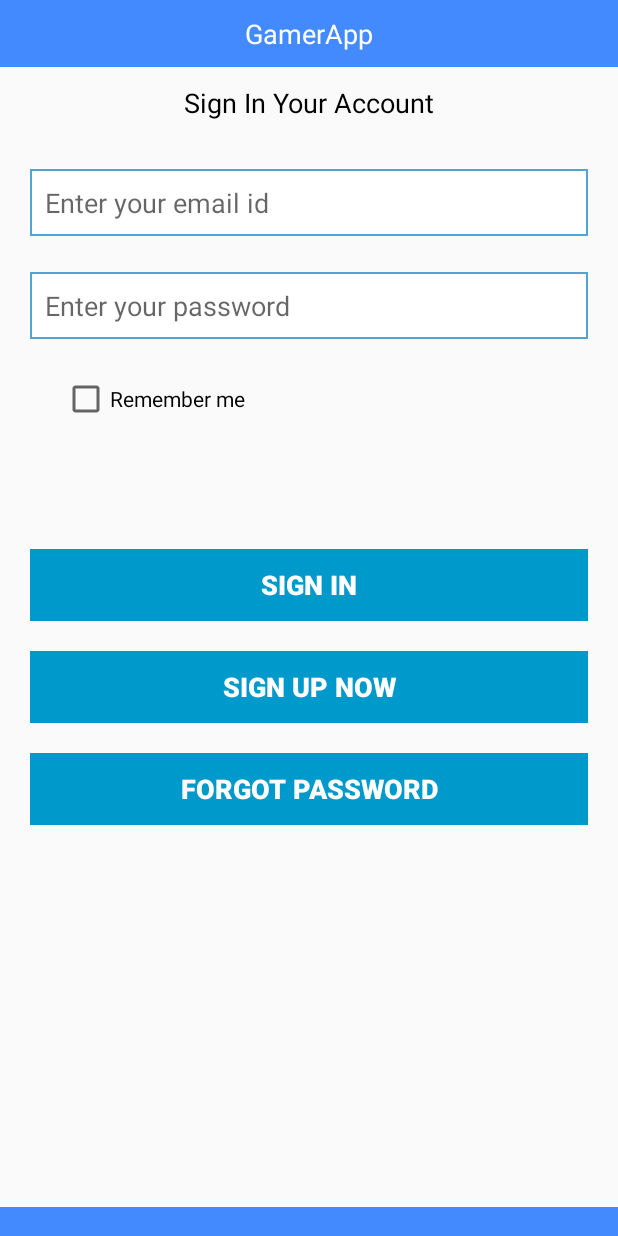
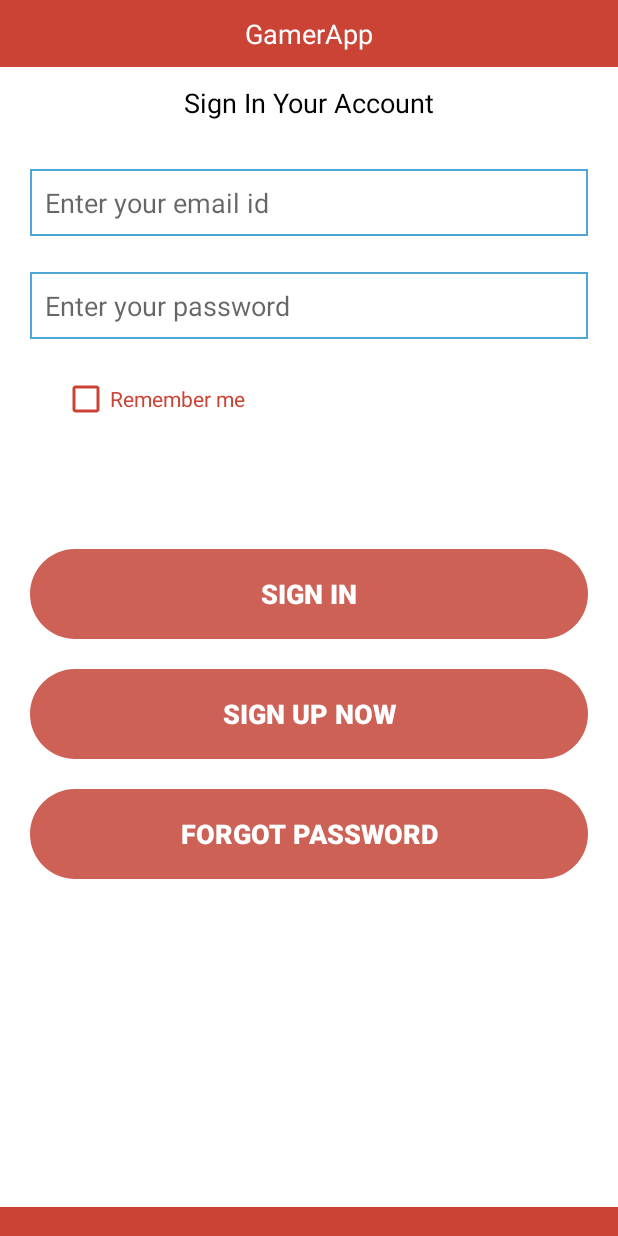
Before and after one commit to samirthaker2020/GamerApp1.0, an Android app: the screen it shows after launch (LoginActivity), on a phone screen of 412 x 824 dp. Run offline under Robolectric (Android 15) with nearby library versions, the phone set to English and light mode, and no system bars; our stand-ins replace Volley.

Commit message:
Ui changes

```diff
--- a/app/src/main/res/drawable/circle.xml
+++ b/app/src/main/res/drawable/circle.xml
@@ -7,6 +7,6 @@
     <gradient
         android:type="radial"
         android:gradientRadius="7dp"
-        android:endColor="@color/design_default_color_primary_dark"
+        android:endColor="@color/redlight"
         />
 </shape>
--- /dev/null
+++ b/app/src/main/res/drawable/oval.xml
@@ -0,0 +1,24 @@
+<?xml version="1.0" encoding="utf-8"?>
+<shape xmlns:android="http://schemas.android.com/apk/res/android"
+    android:shape="rectangle" >
+
+    <corners
+        android:bottomLeftRadius="30dp"
+        android:bottomRightRadius="30dp"
+        android:radius="60dp"
+        android:topLeftRadius="30dp"
+        android:topRightRadius="30dp" />
+
+    <solid android:color="#CD6155" />
+
+    <padding
+        android:bottom="0dp"
+        android:left="0dp"
+        android:right="0dp"
+        android:top="0dp" />
+
+    <size
+        android:height="60dp"
+        android:width="270dp" />
+
+</shape>
--- a/app/src/main/res/layout/activity_login.xml
+++ b/app/src/main/res/layout/activity_login.xml
@@ -4,13 +4,14 @@
     xmlns:tools="http://schemas.android.com/tools"
     android:layout_width="match_parent"
     android:layout_height="match_parent"
+    android:background="@color/white"
     tools:context=".Controller.LoginActivity">
 
     <TextView
         android:id="@+id/logintopborder"
         android:layout_width="match_parent"
         android:layout_height="wrap_content"
-        android:background="#448AFF"
+        android:background="@color/red"
         android:padding="10dp"
         android:textSize="18sp"
         app:layout_constraintEnd_toEndOf="parent"
@@ -22,7 +23,7 @@
         android:id="@+id/loginbottomborder"
         android:layout_width="match_parent"
         android:layout_height="wrap_content"
-        android:background="#448AFF"
+        android:background="@color/red"
         app:layout_constraintBottom_toBottomOf="parent"
         app:layout_constraintEnd_toEndOf="parent"
         app:layout_constraintStart_toStartOf="parent"
@@ -71,7 +72,7 @@
         android:layout_marginLeft="20dp"
         android:layout_marginTop="140dp"
         android:layout_marginRight="20dp"
-        android:background="@android:color/holo_blue_dark"
+        android:background="@drawable/oval"
         android:text="Sign In"
         android:textColor="@color/cardview_light_background"
         android:textSize="18sp"
@@ -101,7 +102,12 @@
         android:layout_width="wrap_content"
         android:layout_height="wrap_content"
         android:layout_marginTop="24dp"
+        android:buttonTint="@color/red"
         android:text="Remember me"
+        android:textColor="@color/red"
+        android:textColorHighlight="@color/red"
+        android:textColorLink="@color/red"
+        android:textCursorDrawable="@color/red"
         app:layout_constraintBottom_toTopOf="@+id/btn_signin"
         app:layout_constraintEnd_toEndOf="parent"
         app:layout_constraintHorizontal_bias="0.142"
@@ -116,7 +122,7 @@
         android:layout_margin="20dp"
         android:layout_marginTop="56dp"
         android:layout_marginBottom="20dp"
-        android:background="@android:color/holo_blue_dark"
+        android:background="@drawable/oval"
         android:text="Sign Up Now"
         android:textColor="@color/cardview_light_background"
         android:textSize="18sp"
@@ -132,7 +138,7 @@
         android:layout_width="match_parent"
         android:layout_height="wrap_content"
         android:layout_margin="20dp"
-        android:background="@android:color/holo_blue_dark"
+        android:background="@drawable/oval"
         android:text="Forgot password"
         android:textColor="@color/cardview_light_background"
         android:textSize="18sp"
--- a/app/src/main/res/values/colors.xml
+++ b/app/src/main/res/values/colors.xml
@@ -1,8 +1,12 @@
 <?xml version="1.0" encoding="utf-8"?>
 <resources>
-    <color name="colorPrimary">#6200EE</color>
-    <color name="colorPrimaryDark">#3700B3</color>
-    <color name="colorAccent">#03DAC5</color>
-    <color name="hyperlink">#6666FF</color>
-    <color name="white">#FFFFFF</color>
+<color name="colorPrimary">#6200EE</color>
+<color name="colorPrimaryDark">#3700B3</color>
+<color name="colorAccent">#03DAC5</color>
+<color name="hyperlink">#6666FF</color>
+<color name="white">#FFFFFF</color>
+    <color name="yellow">#f5c71a</color>
+    <color name="black">#666666</color>
+    <color name="red">#CB4335</color>
+    <color name="redlight">#ff8989</color>
 </resources>
--- a/app/src/main/res/values/dimens.xml
+++ b/app/src/main/res/values/dimens.xml
@@ -2,8 +2,8 @@
     <!-- Default screen margins, per the Android Design guidelines. -->
     <dimen name="activity_horizontal_margin">16dp</dimen>
     <dimen name="activity_vertical_margin">16dp</dimen>
-    <dimen name="nav_header_vertical_spacing">8dp</dimen>
-    <dimen name="nav_header_height">176dp</dimen>
+    <dimen name="nav_header_vertical_spacing">1dp</dimen>
+    <dimen name="nav_header_height">178dp</dimen>
     <dimen name="fab_margin">16dp</dimen>
     <dimen name="design_navigation_icon_size" tools:override="true">30dp</dimen>
 </resources>
--- a/app/src/main/res/values/styles.xml
+++ b/app/src/main/res/values/styles.xml
@@ -27,6 +27,7 @@
         <item name="android:windowContentOverlay">@null</item>
         <item name="android:windowDisablePreview">true</item>
         <item name="android:windowIsTranslucent">true</item>
+        <item name="android:windowBackground">@null</item>
     </style>
     <style name="Divider">
         <item name="android:layout_width">match_parent</item>
```
Also changed, not shown: app/src/main/java/com/example/gamerapp/Controller/LoginActivity.java (+18 -1 lines), app/src/main/java/com/example/gamerapp/Controller/MainActivity.java (+16 -0 lines), app/src/main/res/layout/activity_main.xml (+5 -2 lines), app/src/main/res/layout/nav_header_main_page.xml (+4 -4 lines), 1 other file.
